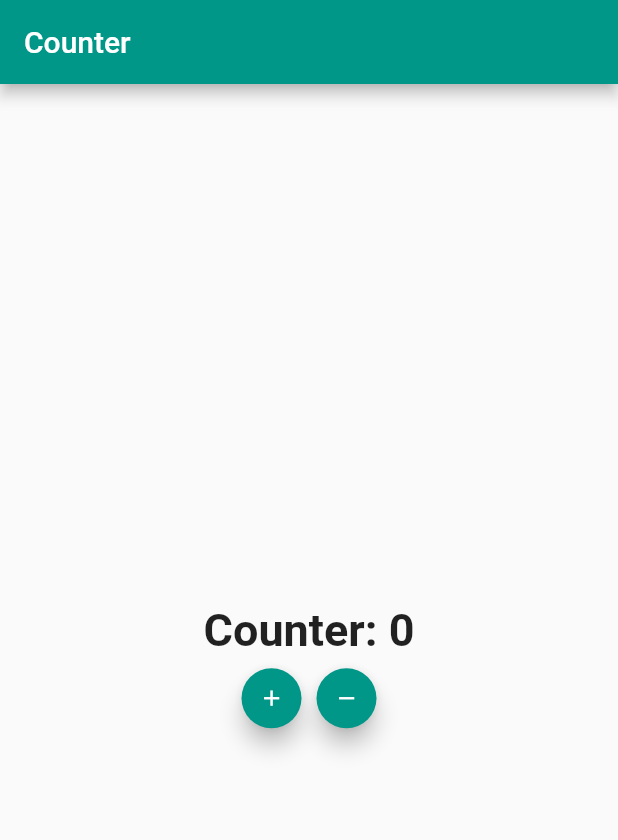
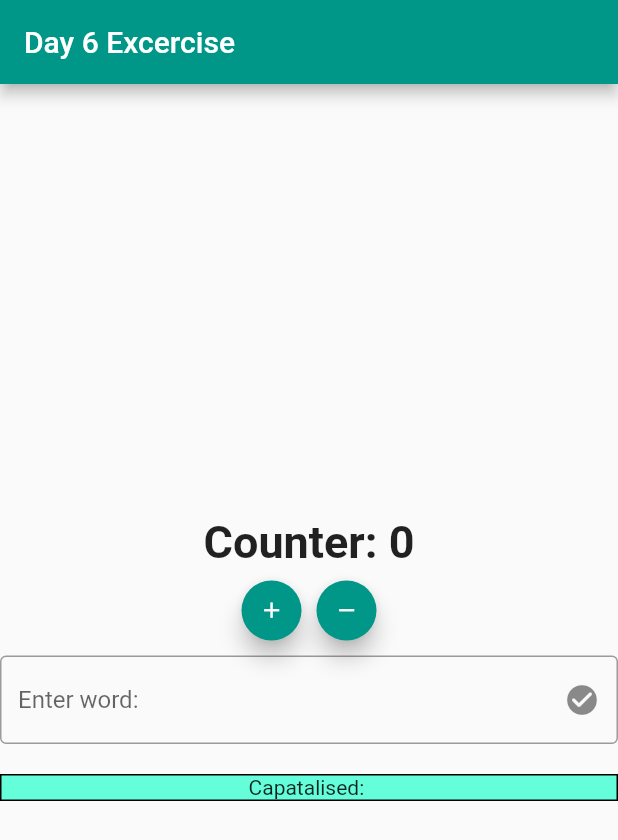
Before and after one commit to farhan-besquare/Flutter_Bloc_Excercises, a Flutter app: the screen it shows after launch, on a phone screen of 412 x 824 dp. Shown: the top 840 px of the screen. Run offline on Flutter 3.47's test engine with Material 2 defaults, Android fonts, the phone set to English and light mode, and no system bars; our stand-ins replace flutter_bloc.

Commit message:
included q2

```diff
--- /dev/null
+++ b/lib/bloc_input/bloc_input_cubit.dart
@@ -0,0 +1,9 @@
+import 'package:flutter_bloc/flutter_bloc.dart';
+
+class BlocInputCubit extends Cubit<String> {
+  BlocInputCubit() : super("");
+
+  void capitalise(word) {
+    emit(word.toUpperCase());
+  }
+}
--- a/lib/main.dart
+++ b/lib/main.dart
@@ -1,6 +1,7 @@
 import 'package:flutter/material.dart';
 import 'package:flutter_bloc/flutter_bloc.dart';
 import 'package:flutter_bloc_excercise/bloc_counter/bloc_counter_cubit.dart';
+import 'package:flutter_bloc_excercise/bloc_input/bloc_input_cubit.dart';
 
 void main() {
   runApp(const MyApp());
@@ -13,14 +14,22 @@ class MyApp extends StatelessWidget {
   @override
   Widget build(BuildContext context) {
     return MaterialApp(
-        title: 'Flutter Day 6 Excercise',
-        theme: ThemeData(
-          primarySwatch: Colors.teal,
-        ),
-        home: BlocProvider(
-          create: (context) => BlocCounterCubit(),
-          child: const MyHomePage(title: 'Counter'),
-        ));
+      title: 'Flutter Day 6 Excercise',
+      theme: ThemeData(
+        primarySwatch: Colors.teal,
+      ),
+      home: MultiBlocProvider(
+        providers: [
+          BlocProvider(
+            create: (context) => BlocCounterCubit(),
+          ),
+          BlocProvider(
+            create: (context) => BlocInputCubit(),
+          )
+        ],
+        child: const MyHomePage(title: 'Day 6 Excercise'),
+      ),
+    );
   }
 }
 
@@ -34,6 +43,8 @@ class MyHomePage extends StatefulWidget {
 }
 
 class _MyHomePageState extends State<MyHomePage> {
+  String input = '';
+
   @override
   Widget build(BuildContext context) {
     return Scaffold(
@@ -82,6 +93,53 @@ class _MyHomePageState extends State<MyHomePage> {
                 ),
               ],
             ),
+            BlocBuilder<BlocInputCubit, String>(
+                bloc: context.read<BlocInputCubit>(),
+                builder: (context, state) {
+                  return Column(
+                    mainAxisAlignment: MainAxisAlignment.center,
+                    children: [
+                      Container(
+                        margin: const EdgeInsets.only(top: 10, bottom: 10),
+                        child: TextFormField(
+                          decoration: InputDecoration(
+                            hintText: 'Enter word: ',
+                            border: const OutlineInputBorder(),
+                            suffixIcon: IconButton(
+                              onPressed: () {
+                                print(state);
+                                context
+                                    .read<BlocInputCubit>()
+                                    .capitalise(state);
+                              },
+                              icon: const Icon(Icons.check_circle_rounded),
+                            ),
+                          ),
+                          onChanged: (String? value) {
+                            state = value!;
+                          },
+                        ),
+                      )
+                    ],
+                  );
+                }),
+            BlocBuilder(
+                bloc: context.read<BlocInputCubit>(),
+                builder: (context, state) {
+                  return Container(
+                    margin: const EdgeInsets.only(top: 10, bottom: 10),
+                    decoration: BoxDecoration(
+                      border: Border.all(
+                        color: Colors.black,
+                      ),
+                      color: Colors.tealAccent,
+                    ),
+                    child: Row(
+                      mainAxisAlignment: MainAxisAlignment.center,
+                      children: [Text('Capatalised: $state')],
+                    ),
+                  );
+                }),
           ],
         ),
       ),
```
